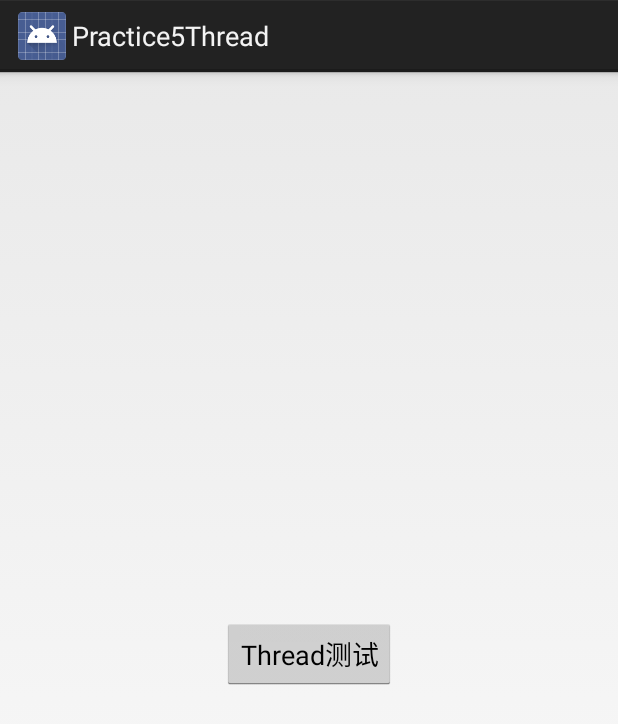
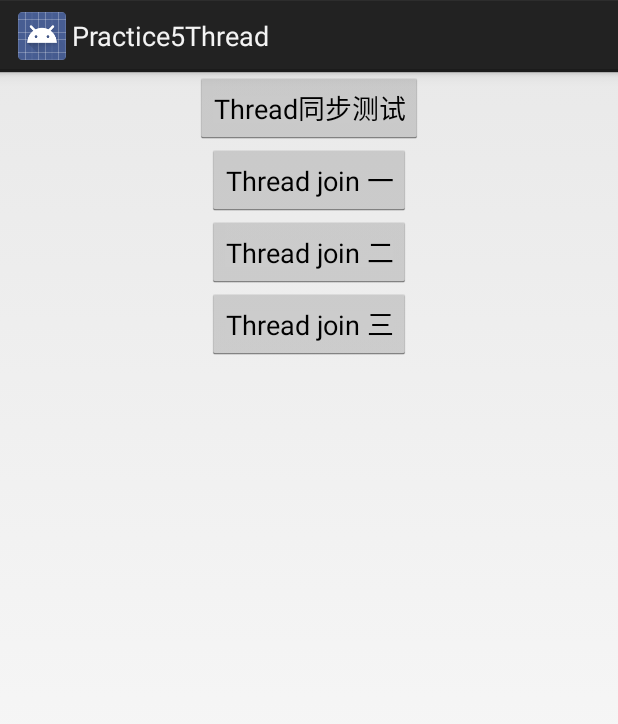
Before and after one commit to dxp2020/EasyThread, an Android app: the screen it shows after launch (MainActivity), on a phone screen of 412 x 824 dp. Shown: the top 724 px of the screen. Run offline under Robolectric (Android 15) with nearby library versions, the phone set to English and light mode, and no system bars.

Commit message:
新增thread测试代码

```diff
--- a/app/src/main/res/layout/activity_main.xml
+++ b/app/src/main/res/layout/activity_main.xml
@@ -1,16 +1,48 @@
 <?xml version="1.0" encoding="utf-8"?>
-<RelativeLayout xmlns:android="http://schemas.android.com/apk/res/android"
-    xmlns:tools="http://schemas.android.com/tools"
+<LinearLayout xmlns:android="http://schemas.android.com/apk/res/android"
     android:layout_width="match_parent"
     android:layout_height="match_parent"
-    tools:context=".MainActivity">
-
+    android:orientation="vertical"
+    android:gravity="center_horizontal"
+    >
     <Button
         android:layout_width="wrap_content"
         android:layout_height="wrap_content"
-        android:text="Thread测试"
+        android:text="Thread同步测试"
         android:onClick="onTest"
-        android:layout_centerInParent="true"
         />
-
-</RelativeLayout>
+    <Button
+        android:layout_width="wrap_content"
+        android:layout_height="wrap_content"
+        android:text="Thread join 一"
+        android:onClick="onJoin"
+        />
+    <Button
+        android:layout_width="wrap_content"
+        android:layout_height="wrap_content"
+        android:text="Thread join 二"
+        android:onClick="onJoin2"
+        />
+    <Button
+        android:layout_width="wrap_content"
+        android:layout_height="wrap_content"
+        android:text="Thread join 三"
+        android:onClick="onJoin3"
+        />
+    <ScrollView
+        android:layout_width="match_parent"
+        android:layout_height="wrap_content">
+        <LinearLayout
+            android:layout_width="match_parent"
+            android:layout_height="wrap_content"
+            android:orientation="vertical"
+            >
+            <TextView
+                android:id="@+id/tv_container"
+                android:layout_width="match_parent"
+                android:layout_height="match_parent"
+                android:gravity="center_horizontal"
+                />
+        </LinearLayout>
+    </ScrollView>
+</LinearLayout>
```
Also changed, not shown: app/src/main/java/com/changf/thread/MainActivity.java (+102 -2 lines).
